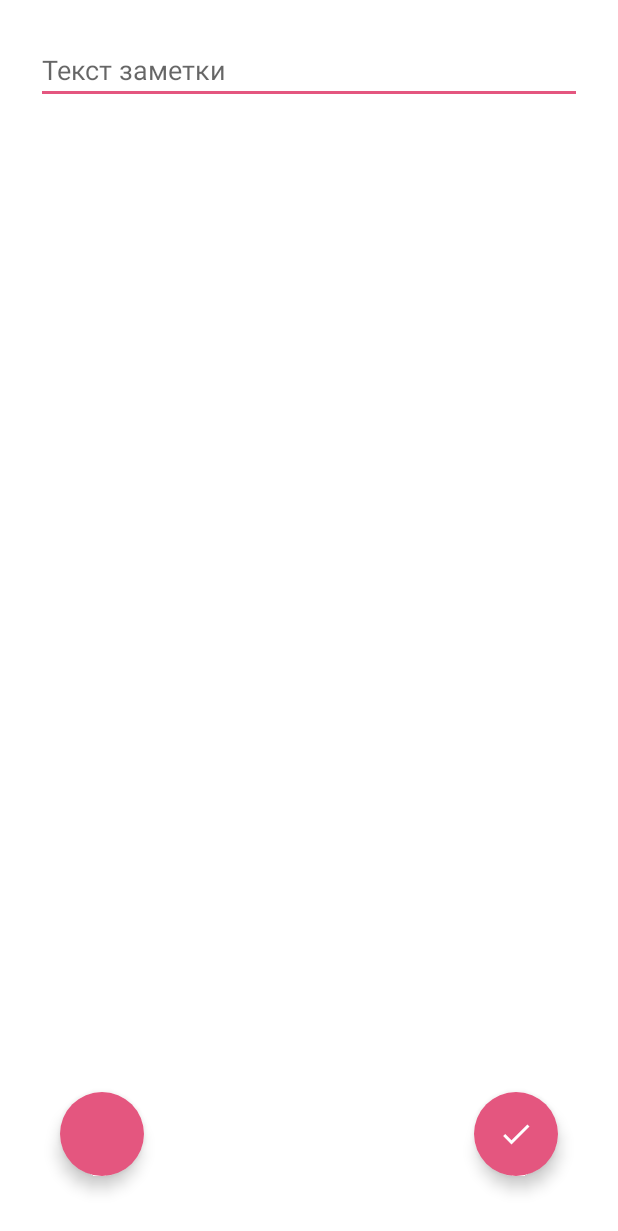
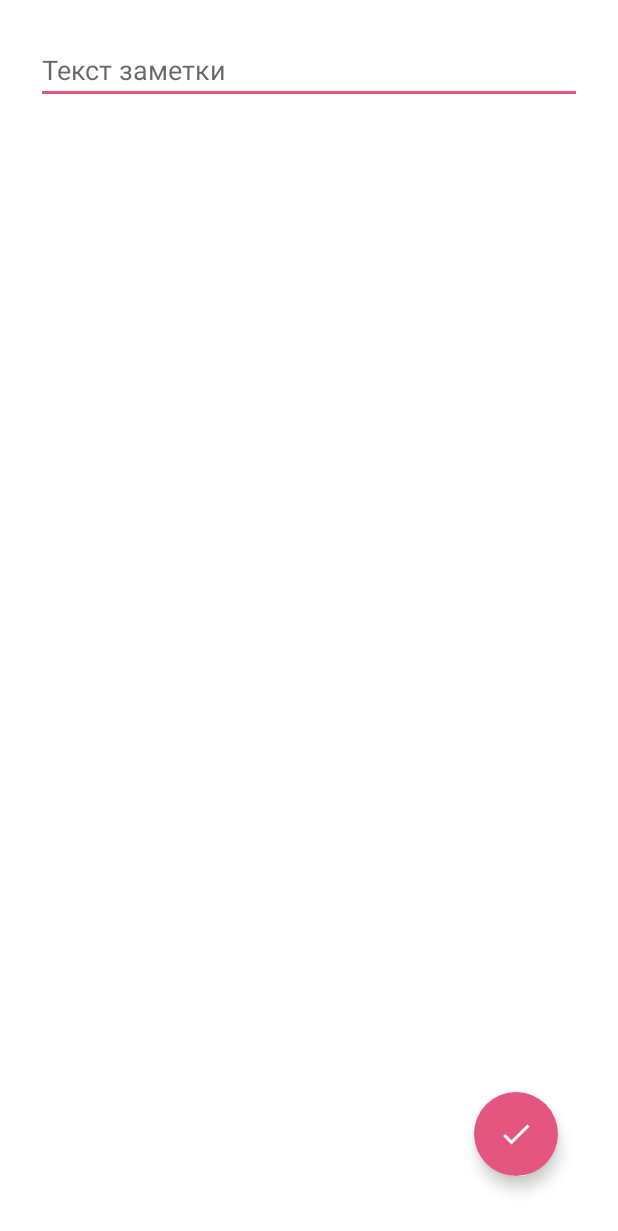
Before and after one commit to aleksej-rodionov/TodoListApp, an Android app: the layout fragment_todo_editor.xml on its own in the app's theme, with its tools: preview values and no code run, on a phone screen of 412 x 824 dp. Shown: the top 1231 px of the screen. Run offline under Robolectric (Android 15) with nearby library versions, the phone set to English and light mode, and no system bars.

Commit message:
tidied up

```diff
--- a/app/src/main/java/com/example/todolistapp/feature_todo_list/domain/util/Constants.kt
+++ b/app/src/main/java/com/example/todolistapp/feature_todo_list/domain/util/Constants.kt
@@ -3,9 +3,6 @@ package com.example.todolistapp.feature_todo_list.domain.util
 object Constants {
 
     const val TODO_MODEL = "todo"
-    const val DEFAULT_INT = -1
-    const val ACTION_SHOW_DIALOG = "ACTION_SHOW_DIALOG"
 
     const val TAG_ALARM = "TAG_ALARM"
-    const val TAG_DIALOG = "TAG_DIALOG"
 }
--- a/app/src/main/java/com/example/todolistapp/feature_todo_list/presentation/alarm/AlarmReceiver.kt
+++ b/app/src/main/java/com/example/todolistapp/feature_todo_list/presentation/alarm/AlarmReceiver.kt
@@ -20,8 +20,6 @@ import com.example.todolistapp.feature_todo_list.presentation.MainActivity
 import com.google.gson.Gson
 import javax.inject.Inject
 
-private const val TAG = "AlarmReceiver"
-
 class AlarmReceiver : BroadcastReceiver() {
 
     @Inject
@@ -42,7 +40,6 @@ class AlarmReceiver : BroadcastReceiver() {
 
             val mainIntent = Intent(context, MainActivity::class.java).apply {
                 putExtra(TODO_MODEL, todoJson)
-//                setAction(ACTION_SHOW_DIALOG)
             }
             mainIntent.flags = Intent.FLAG_ACTIVITY_SINGLE_TOP
             val mainPendingIntent = PendingIntent.getActivity(
@@ -63,7 +60,6 @@ class AlarmReceiver : BroadcastReceiver() {
             )
 
             val notification = NotificationCompat.Builder(context, TodoListApp.ALARM_CHANNEL_ID)
-                .setVisibility(NotificationCompat.VISIBILITY_PUBLIC) //todo remove?
                 .setSmallIcon(R.drawable.ic_baseline_notifications_24)
                 .setContentTitle(context.getString(R.string.reminder))
                 .setContentText(todo.text.take(20))
--- a/app/src/main/java/com/example/todolistapp/feature_todo_list/presentation/todo_editor/TodoEditorPresenter.kt
+++ b/app/src/main/java/com/example/todolistapp/feature_todo_list/presentation/todo_editor/TodoEditorPresenter.kt
@@ -116,11 +116,6 @@ class TodoEditorPresenter(
         }
     }
 
-    fun testCheck() {
-        val alarmSet = checkIfAlarmSet()
-        Log.d(TAG_ALARM, "testCheck: $alarmSet")
-    }
-
     private fun fetchNewTodoAndSetAlarmForIt(id: Int) {
         todoUseCases.getTodoById.invoke(id)
             .observeOn(AndroidSchedulers.mainThread())
--- a/app/src/main/java/com/example/todolistapp/feature_todo_list/presentation/todo_list/TodoListPresenter.kt
+++ b/app/src/main/java/com/example/todolistapp/feature_todo_list/presentation/todo_list/TodoListPresenter.kt
@@ -1,12 +1,8 @@
 package com.example.todolistapp.feature_todo_list.presentation.todo_list
 
-import android.util.Log
 import com.example.todolistapp.feature_todo_list.domain.model.Todo
-import com.example.todolistapp.feature_todo_list.domain.repository.TodoRepository
 import com.example.todolistapp.feature_todo_list.domain.use_case.alarm.AlarmUseCases
 import com.example.todolistapp.feature_todo_list.domain.use_case.todo.TodoUseCases
-import com.example.todolistapp.feature_todo_list.domain.use_case.todo.UpdateTodo
-import com.example.todolistapp.feature_todo_list.domain.util.Constants.TAG_DIALOG
 import io.reactivex.android.schedulers.AndroidSchedulers
 import io.reactivex.disposables.CompositeDisposable
 import io.reactivex.schedulers.Schedulers
--- a/app/src/main/res/layout/fragment_todo_editor.xml
+++ b/app/src/main/res/layout/fragment_todo_editor.xml
@@ -29,15 +29,4 @@
         app:layout_constraintEnd_toEndOf="parent"
         app:layout_constraintBottom_toBottomOf="parent"/>
 
-    <com.google.android.material.floatingactionbutton.FloatingActionButton
-        android:id="@+id/fabTest"
-        android:layout_width="wrap_content"
-        android:layout_height="wrap_content"
-        android:layout_margin="32dp"
-        app:backgroundTint="@color/secondary"
-        app:borderWidth="0dp"
-        app:tint="@color/white"
-        app:layout_constraintStart_toStartOf="parent"
-        app:layout_constraintBottom_toBottomOf="parent"/>
-
 </androidx.constraintlayout.widget.ConstraintLayout>
```
Also changed, not shown: app/src/main/java/com/example/todolistapp/feature_todo_list/presentation/todo_editor/TodoEditorFragment.kt (+4 -10 lines), app/src/main/java/com/example/todolistapp/feature_todo_list/presentation/todo_list/TodoListFragment.kt (+0 -8 lines).
